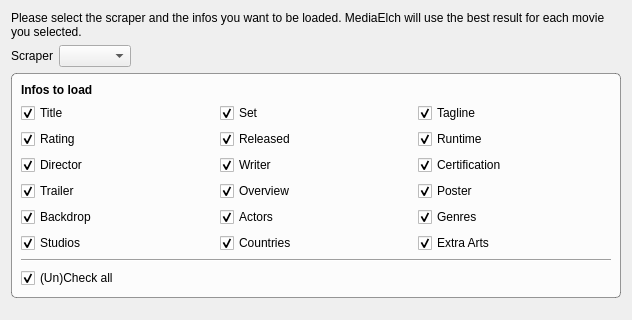
Qt form movies/MovieMultiScrapeDialog.ui (Komet/MediaElch) before a commit; both pictures show x 0 to 632 and y 0 to 320 of the 632 by 519 pixel window.
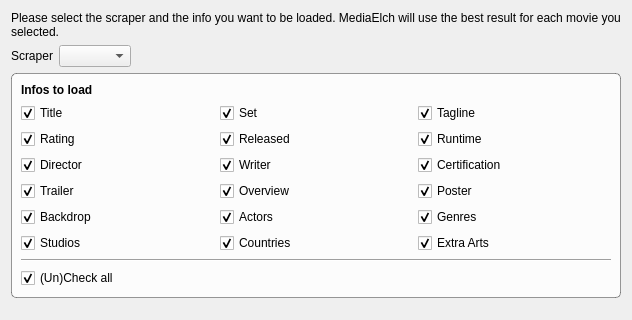
The same form after that commit. Icons and pictures are not drawn. Custom widgets are drawn as their Qt base class.

The edit to the form file:
```diff
--- a/movies/MovieMultiScrapeDialog.ui
+++ b/movies/MovieMultiScrapeDialog.ui
@@ -33,7 +33,7 @@
    <item>
     <widget class="QLabel" name="label">
      <property name="text">
-      <string>Please select the scraper and the infos you want to be loaded. MediaElch will use the best result for each movie you selected.</string>
+      <string>&lt;html&gt;&lt;head/&gt;&lt;body&gt;&lt;p&gt;Please select the scraper and the info you want to be loaded. MediaElch will use the best result for each movie you selected.&lt;/p&gt;&lt;/body&gt;&lt;/html&gt;</string>
      </property>
      <property name="wordWrap">
       <bool>true</bool>
```
